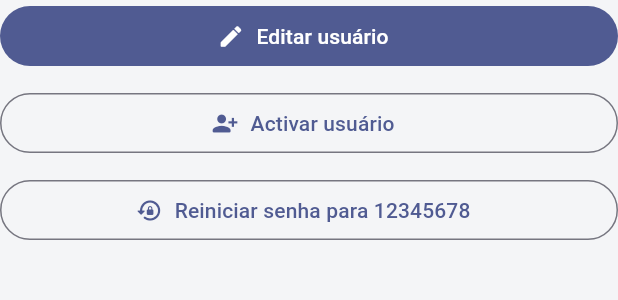
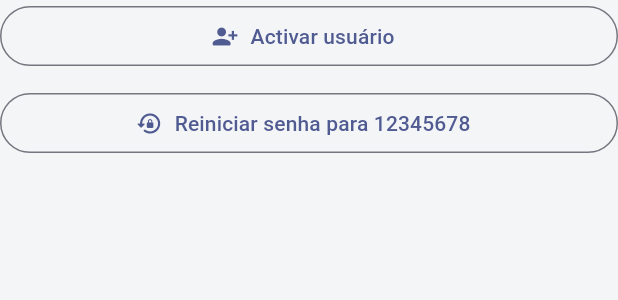
Before and after one commit to hexo1232/rota365, a Flutter app: the _AcoesUsuario widget shown alone on an empty page, opened directly with empty values, on a phone screen of 412 x 824 dp. Shown: the top 300 px of the screen. Run offline on Flutter 3.47's test engine with Material 3 defaults, Android fonts, the phone set to English and light mode, and no system bars; accounts and stored records are empty; network calls fail.

Commit message:
night knight5

```diff
--- a/rota365_frontend/lib/screens/detalhes_usuario.dart
+++ b/rota365_frontend/lib/screens/detalhes_usuario.dart
@@ -178,12 +178,12 @@ class _DetalhesUsuarioScreenState extends State<DetalhesUsuarioScreen> {
                       : () => _atualizarUsuario(usuario),
                   icon: const Icon(Icons.refresh_rounded),
                 ),
-              if (usuario != null)
-                IconButton(
-                  tooltip: 'Editar',
-                  onPressed: () => _abrirEdicao(usuario),
-                  icon: const Icon(Icons.edit_rounded),
-                ),
+              // if (usuario != null)
+              //   IconButton(
+              //     tooltip: 'Editar',
+              //     onPressed: () => _abrirEdicao(usuario),
+              //     icon: const Icon(Icons.edit_rounded),
+              //   ),
             ],
           ),
           body: _buildBody(context, provider, usuario),
@@ -579,15 +579,15 @@ class _AcoesUsuario extends StatelessWidget {
   Widget build(BuildContext context) {
     return Column(
       children: [
-        SizedBox(
-          width: double.infinity,
-          child: FilledButton.icon(
-            onPressed: isLoading ? null : onEditar,
-            icon: const Icon(Icons.edit_rounded),
-            label: const Text('Editar usuário'),
-          ),
-        ),
-        const SizedBox(height: 10),
+        // SizedBox(
+        //   width: double.infinity,
+        //   child: FilledButton.icon(
+        //     onPressed: isLoading ? null : onEditar,
+        //     icon: const Icon(Icons.edit_rounded),
+        //     label: const Text('Editar usuário'),
+        //   ),
+        // ),
+        // const SizedBox(height: 10),
         SizedBox(
           width: double.infinity,
           child: OutlinedButton.icon(
```
Also changed, not shown: rota365_frontend/lib/screens/usuario_form_screen.dart (+12 -2 lines).
